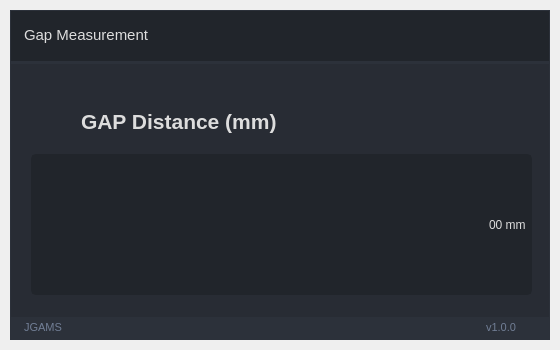
Qt form designs/gap_measure.ui (HYOJAE15/JGAMS) before a commit.
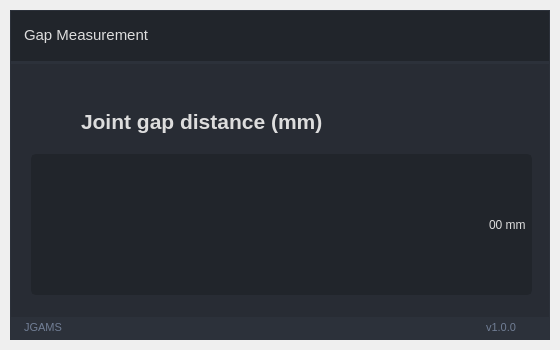
The same form after that commit. Icons and pictures are not drawn.

Diff of the .ui file:
```diff
--- a/designs/gap_measure.ui
+++ b/designs/gap_measure.ui
@@ -928,7 +928,7 @@
                     </rect>
                    </property>
                    <property name="text">
-                    <string>&lt;html&gt;&lt;head/&gt;&lt;body&gt;&lt;p&gt;&lt;span style=&quot; font-size:16pt; font-weight:600;&quot;&gt;GAP Distance (mm)&lt;/span&gt;&lt;/p&gt;&lt;/body&gt;&lt;/html&gt;</string>
+                    <string>&lt;html&gt;&lt;head/&gt;&lt;body&gt;&lt;p&gt;&lt;span style=&quot; font-size:16pt; font-weight:600;&quot;&gt;Joint gap distance (mm)&lt;/span&gt;&lt;/p&gt;&lt;/body&gt;&lt;/html&gt;</string>
                    </property>
                   </widget>
                   <widget class="QLineEdit" name="gapLineEdit">
```
